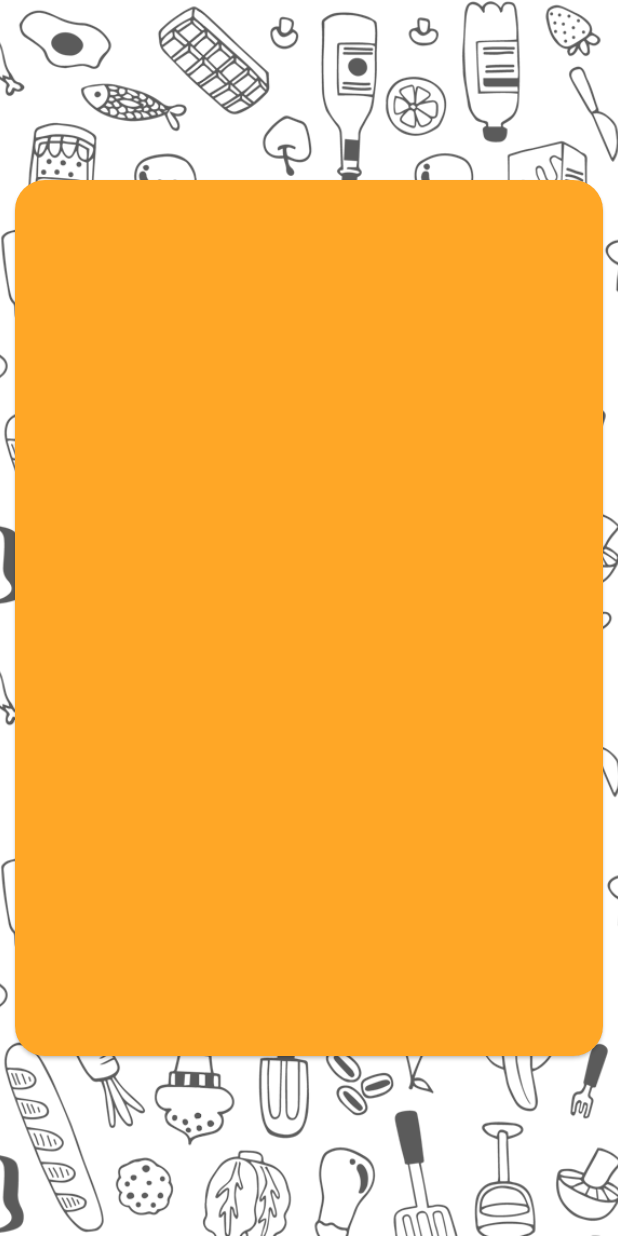
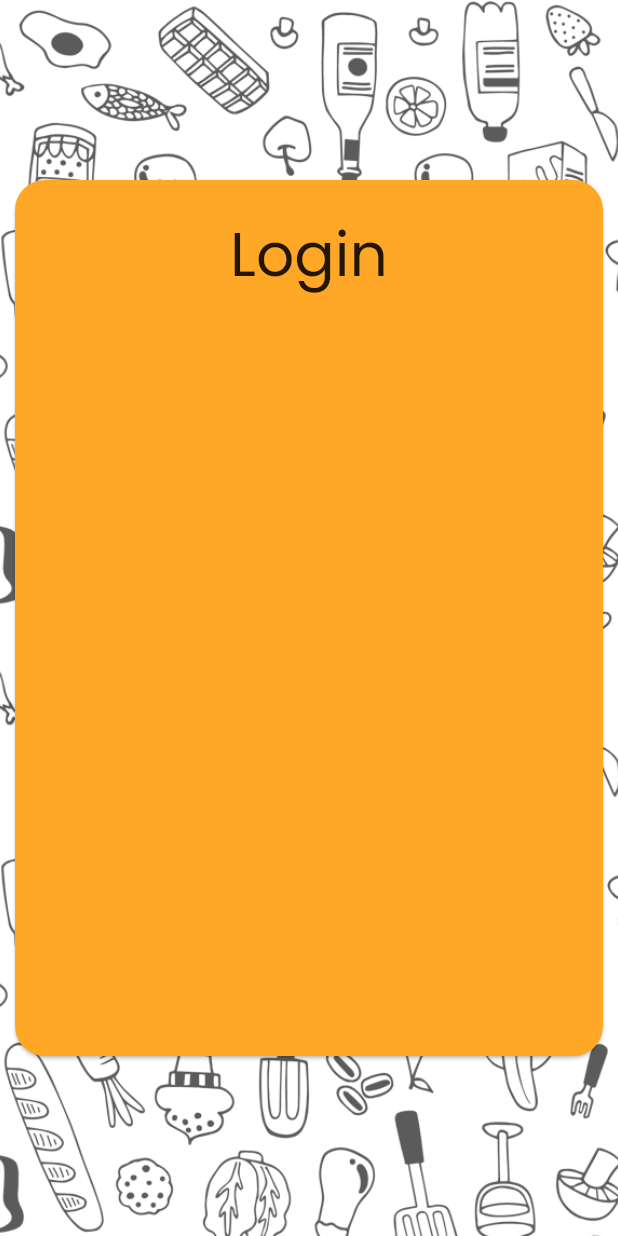
Before and after one commit to LakshmiNarayanP/BasicKneads_ingenius2020, a Flutter app: the screen it shows after launch, after a tap on "Login", on a phone screen of 412 x 824 dp. Run offline on Flutter 3.47's test engine with Material 2 defaults, Android fonts, the phone set to English and light mode, and no system bars; our stand-ins replace getwidget.

Commit message:
Login Text

```diff
--- a/basickneads/lib/constants.dart
+++ b/basickneads/lib/constants.dart
@@ -1,5 +1,6 @@
 import 'package:flutter/material.dart';
 
+TextStyle kPoppinTitle = TextStyle(fontFamily: 'Poppins', fontSize: 40);
 BoxDecoration kDoodle = BoxDecoration(
   color: Colors.white,
   image: DecorationImage(
--- a/basickneads/lib/loginPage.dart
+++ b/basickneads/lib/loginPage.dart
@@ -12,7 +12,19 @@ class _LoginPageState extends State<LoginPage> {
     return Container(
       decoration: kDoodle,
       child: OrangeCard(
-        container: Container(),
+        container: Container(
+          child: Column(
+            children: [
+              SizedBox(
+                height: 20.0,
+              ),
+              Text(
+                'Login',
+                style: kPoppinTitle,
+              )
+            ],
+          ),
+        ),
       ),
     );
   }
--- a/basickneads/lib/welcomePage.dart
+++ b/basickneads/lib/welcomePage.dart
@@ -30,8 +30,7 @@ class _WelcomePageState extends State<WelcomePage> {
               SizedBox(height: 30.0),
               WPRaisedButton(
                 buttonTitle: 'Login',
-                onPressed: () =>
-                    Navigator.popAndPushNamed(context, '/loginpage'),
+                onPressed: () => Navigator.pushNamed(context, '/loginpage'),
               ),
               SizedBox(height: 30.0),
               WPRaisedButton(buttonTitle: 'Sign Up'),
```
